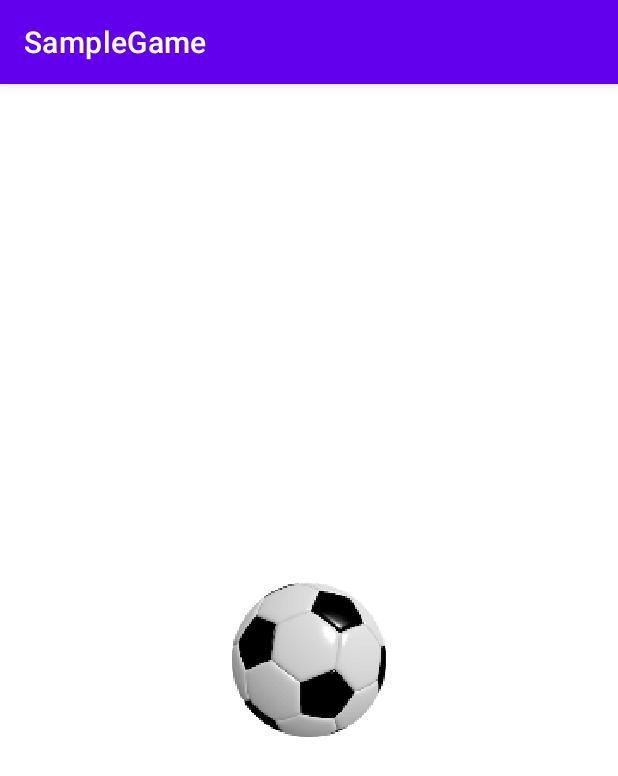
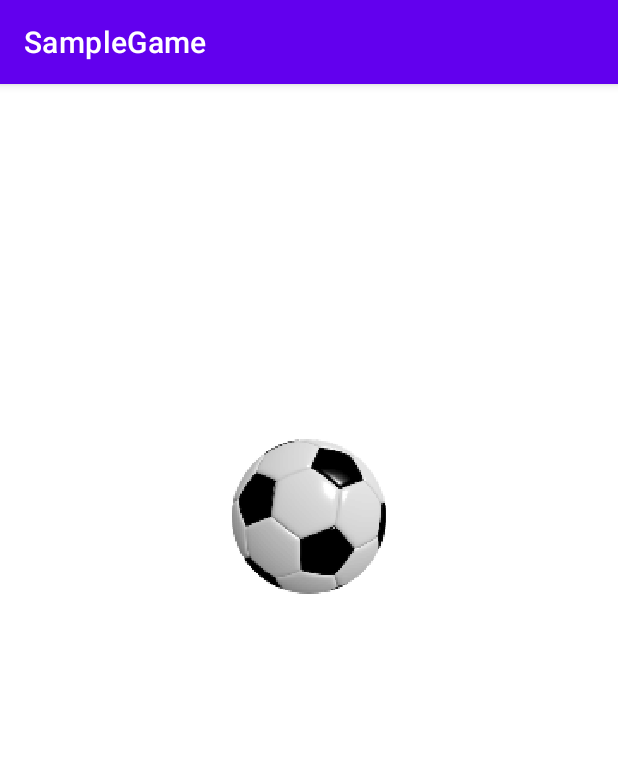
Before and after one commit to scgyong-kpu/spgp_2023, an Android app: the screen it shows after launch (MainActivity), on a phone screen of 412 x 824 dp. Shown: the top 776 px of the screen. Run offline under Robolectric (Android 15) with nearby library versions, the phone set to English and light mode, and no system bars.

Commit message:
scale 은 크기가 결정되었을 때 폭의 1/10 이 되도록 정하고 soccerRect 의 위치 및 크기는 scale 과 관계 없이 상수로 정한다.

```diff
--- a/SampleGame/app/src/main/java/kr/ac/tukorea/ge/spgp2023/samplegame/GameView.java
+++ b/SampleGame/app/src/main/java/kr/ac/tukorea/ge/spgp2023/samplegame/GameView.java
@@ -10,16 +10,21 @@ import android.graphics.Color;
 import android.graphics.Paint;
 import android.graphics.RectF;
 import android.graphics.drawable.Drawable;
+import android.os.Handler;
 import android.text.TextPaint;
 import android.util.AttributeSet;
+import android.util.Log;
 import android.view.View;
 
 /**
  * TODO: document your custom view class.
  */
 public class GameView extends View {
+    private static final String TAG = GameView.class.getSimpleName();
     private Bitmap soccerBitmap;
     private RectF soccerRect = new RectF();
+    private float scale;
+
     public GameView(Context context) {
         super(context);
         init(null, 0);
@@ -36,20 +41,24 @@ public class GameView extends View {
     private void init(AttributeSet attrs, int defStyle) {
         Resources res = getResources();
         soccerBitmap = BitmapFactory.decodeResource(res, R.mipmap.soccer_ball_240);
+
+        float cx = 5.0f, cy = 7.0f;
+        float radius = 1.25f;
+        soccerRect.set(cx - radius, cy - radius, cx + radius, cy + radius);
+    }
+
+    @Override
+    protected void onSizeChanged(int w, int h, int oldw, int oldh) {
+        super.onSizeChanged(w, h, oldw, oldh);
+
+        scale = w / 10.0f;
     }
 
     @Override
     protected void onDraw(Canvas canvas) {
         super.onDraw(canvas);
 
-        float scale = getWidth() / 10.0f;
         canvas.scale(scale, scale);
-
-        float height = getHeight() / scale;
-
-        float cx = 5.0f, cy = height / 2.0f;
-        float radius = 1.25f;
-        soccerRect.set(cx - radius, cy - radius, cx + radius, cy + radius);
         canvas.drawBitmap(soccerBitmap, null, soccerRect, null);
     }
 }
```
